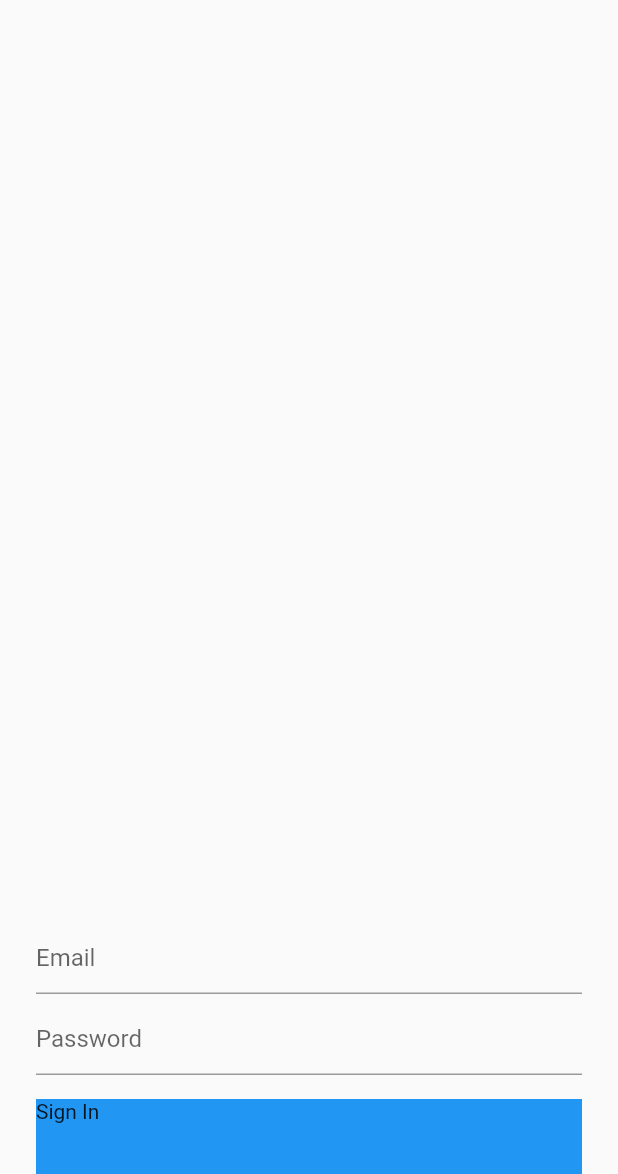
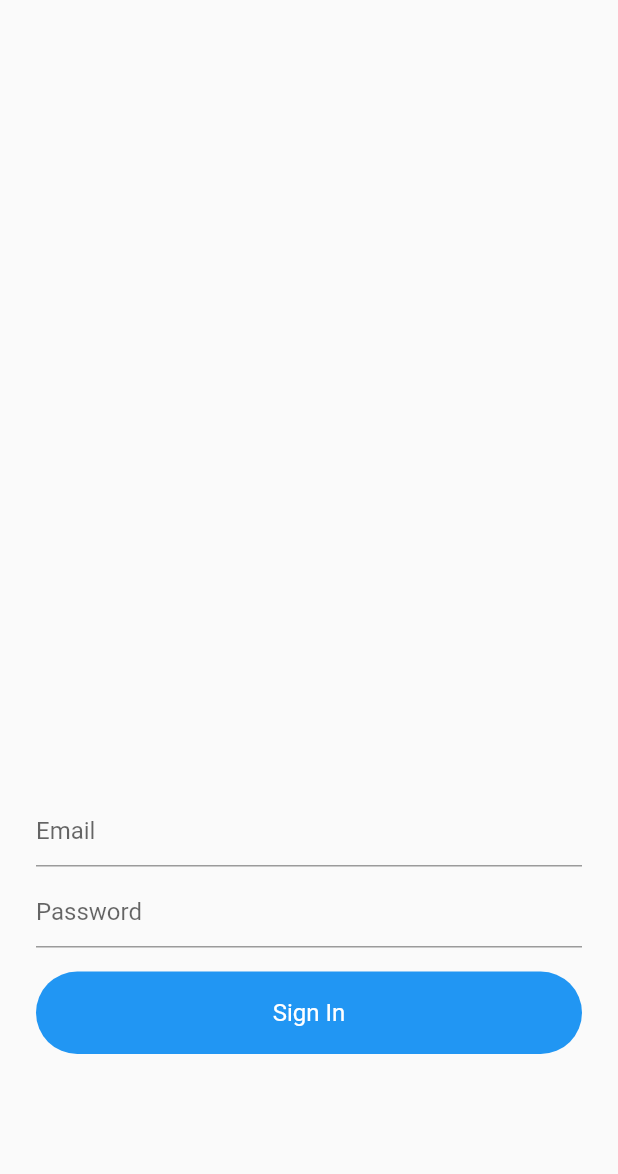
Before and after one commit to pranjalchaplot/QuizMaker, a Flutter app: the screen it shows after launch, on a phone screen of 412 x 824 dp, the part 62-1236 px from its top. Run offline on Flutter 3.47's test engine with Material 2 defaults, Android fonts, the phone set to English and light mode, and no system bars.

Commit message:
styling Sign In

```diff
--- a/lib/views/signin.dart
+++ b/lib/views/signin.dart
@@ -48,10 +48,23 @@ class _SignInState extends State<SignIn> {
               ),
               SizedBox(height: 16),
               Container(
-                color: Colors.blue,
-                height: 50,
+                decoration: BoxDecoration(
+                  color: Colors.blue,
+                  borderRadius: BorderRadius.circular(30),
+                ),
+                padding: EdgeInsets.symmetric(vertical: 18),
+                alignment: Alignment.center,
                 width: MediaQuery.of(context).size.width - 48,
-                child: Text("Sign In"),
+                child: Text(
+                  "Sign In",
+                  style: TextStyle(
+                    color: Colors.white,
+                    fontSize: 16,
+                  ),
+                ),
+              ),
+              SizedBox(
+                height: 80,
               )
             ],
           ),
```
